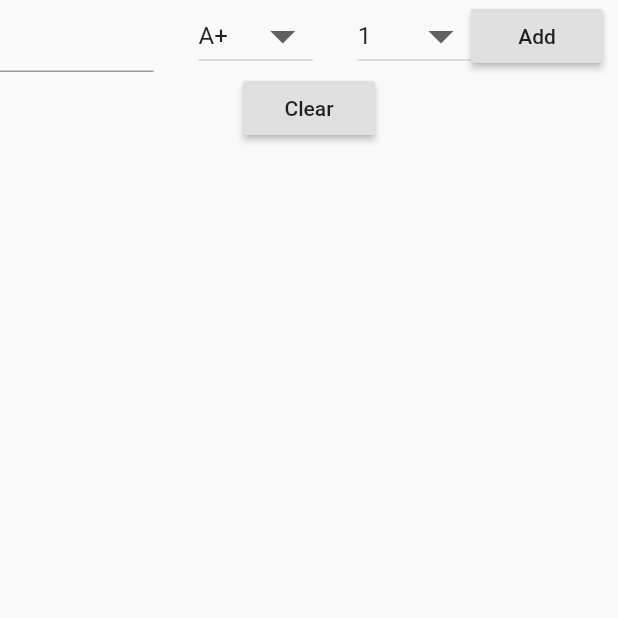
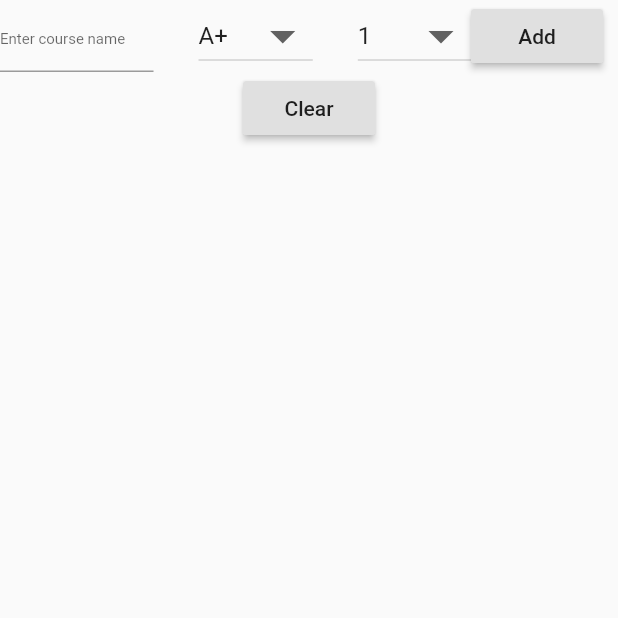
Before and after one commit to hashem78/3lamati, a Flutter app: the screen it shows after launch, on a phone screen of 412 x 824 dp, the top half of it. Run offline on Flutter 3.47's test engine with Material 2 defaults, Android fonts, the phone set to English and light mode, and no system bars.

Commit message:
Add hint to Alamatitextfield

```diff
--- a/_3lamati/lib/widgets/alamati_textfield.dart
+++ b/_3lamati/lib/widgets/alamati_textfield.dart
@@ -7,6 +7,10 @@ class AlamatiTextField extends StatelessWidget {
     return Expanded(
       child: TextField(
         controller: controller,
+        decoration: InputDecoration(
+          hintText: "Enter course name",
+          hintStyle: TextStyle(fontSize: 10),
+        ),
       ),
     );
   }
```
